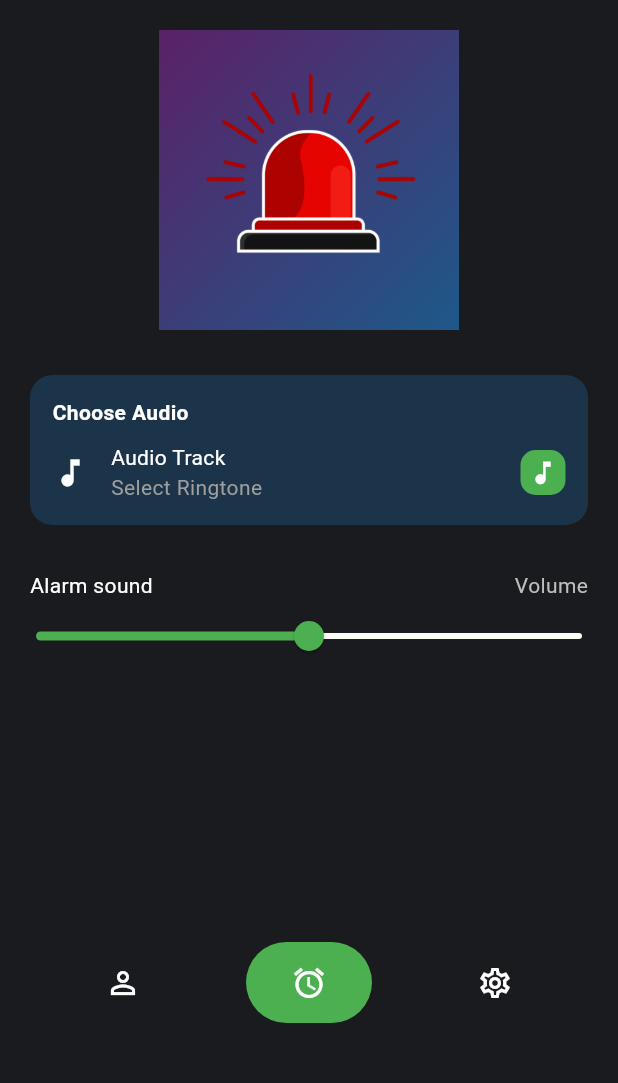
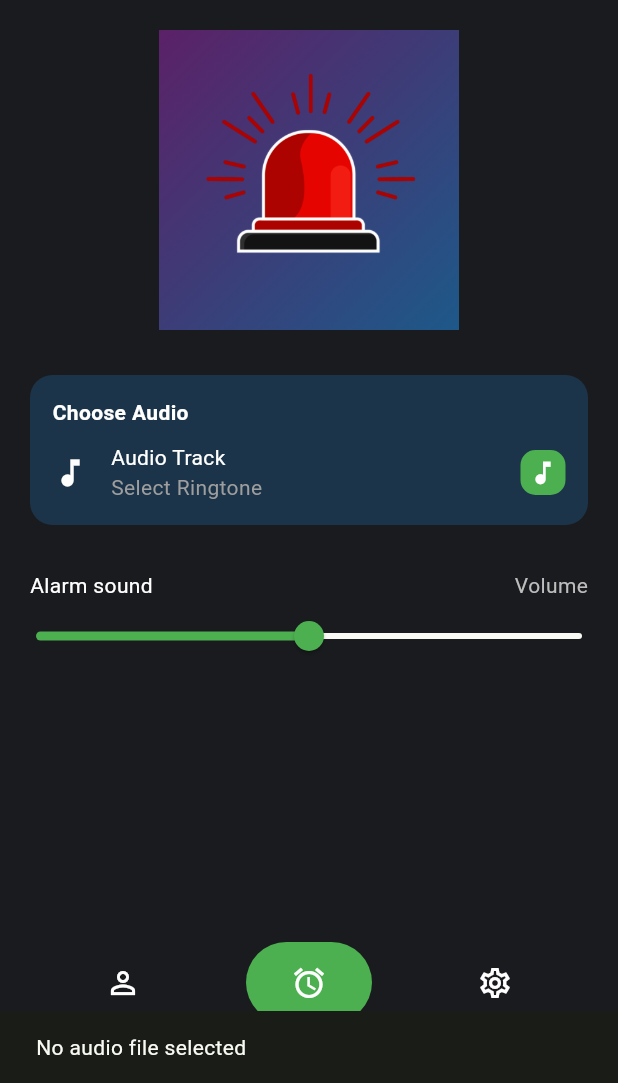
Before and after one commit to SundarDong/Fraud_Alarm_Apk, a Flutter app: the AlarmHomePage screen opened directly, after a tap on the "music note" icon, on a phone screen of 412 x 824 dp, the part 153-1236 px from its top. Run offline on Flutter 3.47's test engine with Material 3 defaults, Android fonts, the phone set to English and light mode, and no system bars; our stand-ins replace file_picker, icons_plus, permission_handler.

Commit message:
feat: Audio selection process is added

```diff
--- a/lib/View/screens/homepage.dart
+++ b/lib/View/screens/homepage.dart
@@ -2,6 +2,10 @@ import 'dart:io';
 import 'package:flutter/material.dart';
 import 'package:file_picker/file_picker.dart';
 import 'package:permission_handler/permission_handler.dart';
+
+void main() {
+  runApp(const AlarmApp());
+}
 
 class AlarmApp extends StatelessWidget {
   const AlarmApp({Key? key}) : super(key: key);
@@ -27,37 +31,48 @@ class _AlarmHomePageState extends State<AlarmHomePage> {
   String? _selectedRingtonePath;
 
   Future<void> _pickRingtone() async {
-    // Request permissions
+    try {
+      // Request multiple permissions for Android
       if (Platform.isAndroid) {
-      var status = await Permission.storage.request();
-      if (!status.isGranted) {
-        ScaffoldMessenger.of(context).showSnackBar(
-          const SnackBar(content: Text('Storage permission is required')),
-        );
+        Map<Permission, PermissionStatus> permissions = await [
+          Permission.storage,
+          Permission.manageExternalStorage,
+          Permission.mediaLibrary,
+        ].request();
+
+        bool isGranted = permissions.values.any((status) => status.isGranted);
+
+        if (!isGranted) {
+          _showSnackBar('Storage permissions are required');
+          await openAppSettings(); // Open app settings for manual permission
           return;
         }
       }
 
-    try {
+      // Open file picker
       FilePickerResult? result = await FilePicker.platform.pickFiles(
         type: FileType.audio,
         allowMultiple: false,
       );
 
-      if (result != null) {
+      if (result != null && result.files.single.path != null) {
         setState(() {
           _selectedRingtonePath = result.files.single.path;
         });
-
-        ScaffoldMessenger.of(context).showSnackBar(
-          SnackBar(content: Text('Selected: ${_getFileName()}')),
-        );
+        _showSnackBar('Audio selected: ${_getFileName()}');
+      } else {
+        _showSnackBar('No audio file selected');
       }
     } catch (e) {
+      print('Audio selection error: $e');
+      _showSnackBar('Error selecting audio: $e');
+    }
+  }
+
+  void _showSnackBar(String message) {
     ScaffoldMessenger.of(context).showSnackBar(
-        SnackBar(content: Text('Error picking file: $e')),
+      SnackBar(content: Text(message)),
     );
-    }
   }
 
   String _getFileName() {
@@ -147,7 +162,7 @@ class _AlarmHomePageState extends State<AlarmHomePage> {
                   'Choose Audio',
                   style: TextStyle(
                     color: Colors.white,
-                    fontWeight: FontWeight.bold
+                    fontWeight: FontWeight.bold,
                   ),
                 ),
                 const SizedBox(height: 10),
@@ -181,7 +196,7 @@ class _AlarmHomePageState extends State<AlarmHomePage> {
                         child: const Icon(
                           Icons.music_note,
                           color: Colors.white,
-                          size: 20
+                          size: 20,
                         ),
                       ),
                     ),
--- a/pubspec.yaml
+++ b/pubspec.yaml
@@ -36,8 +36,10 @@ dependencies:
   # Use with the CupertinoIcons class for iOS style icons.
   cupertino_icons: ^1.0.2
   icons_plus: ^4.0.0
-  permission_handler: ^11.3.1
+  permission_handler: ^10.4.0
   file_picker: ^8.1.7
+  audioplayers: ^6.1.0
+  open_file: ^3.5.10
 
 dev_dependencies:
   flutter_test:
```
Also changed, not shown: pubspec.lock, 6 other files. Lines whose indentation alone changed are shown as unchanged.
